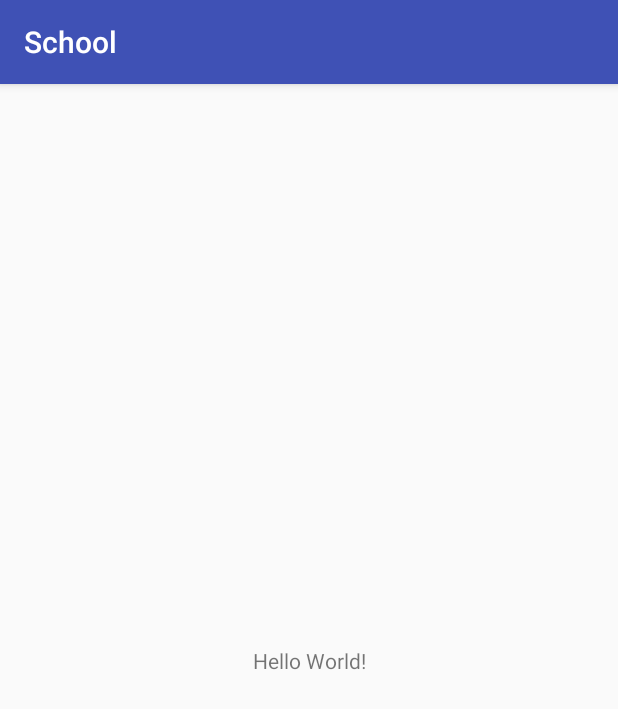
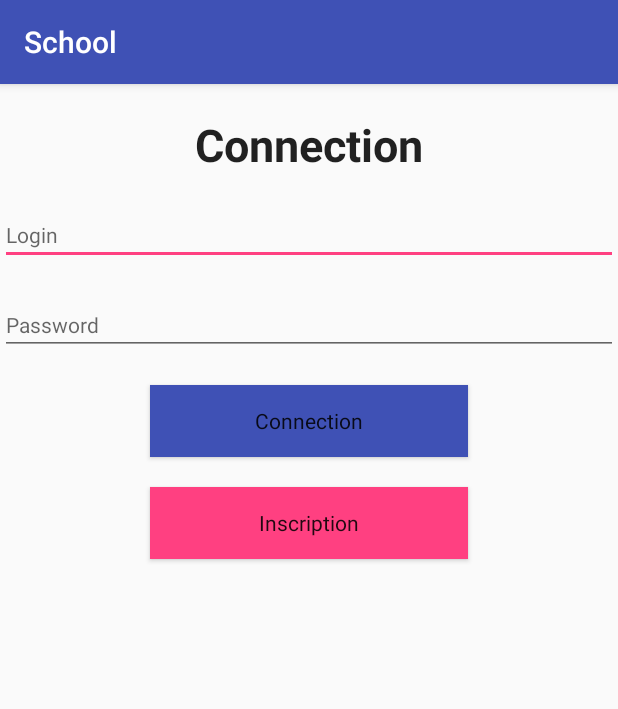
Before and after one commit to papesambandour/school-android, an Android app: the screen it shows after launch (MainActivity), on a phone screen of 412 x 824 dp. Shown: the top 709 px of the screen. Run offline under Robolectric (Android 15) with nearby library versions, the phone set to English and light mode, and no system bars.

Commit message:
page login

```diff
--- a/app/src/main/java/app/corp/anp/school/MainActivity.java
+++ b/app/src/main/java/app/corp/anp/school/MainActivity.java
@@ -1,13 +1,48 @@
 package app.corp.anp.school;
 
+import android.support.v7.app.AlertDialog;
 import android.support.v7.app.AppCompatActivity;
 import android.os.Bundle;
+import android.view.View;
+import android.widget.Button;
+import android.widget.EditText;
+import android.widget.TextView;
+import android.widget.Toast;
 
 public class MainActivity extends AppCompatActivity {
-
+    private EditText txtLogin,txtpassword;
+    private Button btnConnection,btnInscription;
+    private String login,password;
     @Override
     protected void onCreate(Bundle savedInstanceState) {
         super.onCreate(savedInstanceState);
         setContentView(R.layout.activity_main);
+        txtLogin = findViewById(R.id.txtLogin);
+        txtpassword = findViewById(R.id.txtPassword);
+        btnInscription = findViewById(R.id.btnInscription);
+        btnConnection = findViewById(R.id.btnConnection);
+        btnConnection.setOnClickListener(new View.OnClickListener() {
+            @Override
+            public void onClick(View v) {
+                login = txtLogin.getText().toString();
+                password = txtpassword.getText().toString();
+                if (login.isEmpty() || password.isEmpty())
+                {
+                    Toast.makeText(MainActivity.this, getString(R.string.error_fields), Toast.LENGTH_SHORT).show();
+                }
+            }
+        });
     }
+
+
+
+
+
+
+
+
+
+
+
+
 }
--- a/app/src/main/res/layout/activity_main.xml
+++ b/app/src/main/res/layout/activity_main.xml
@@ -1,18 +1,44 @@
 <?xml version="1.0" encoding="utf-8"?>
-<android.support.constraint.ConstraintLayout xmlns:android="http://schemas.android.com/apk/res/android"
+<RelativeLayout xmlns:android="http://schemas.android.com/apk/res/android"
     xmlns:app="http://schemas.android.com/apk/res-auto"
     xmlns:tools="http://schemas.android.com/tools"
     android:layout_width="match_parent"
     android:layout_height="match_parent"
     tools:context=".MainActivity">
+    <TextView
+        android:text="@string/connection"
+        android:textSize="30dp"
+        android:id="@+id/tvConnection"
+        style="@style/tvCotection"
+        />
 
-    <TextView
-        android:layout_width="wrap_content"
-        android:layout_height="wrap_content"
-        android:text="Hello World!"
-        app:layout_constraintBottom_toBottomOf="parent"
-        app:layout_constraintLeft_toLeftOf="parent"
-        app:layout_constraintRight_toRightOf="parent"
-        app:layout_constraintTop_toTopOf="parent" />
+    <EditText
+        android:hint="@string/login"
+        android:layout_below="@id/tvConnection"
+        android:inputType="text"
+        android:id="@+id/txtLogin"
+        style="@style/txtDefault"
+        />
+    <EditText
+        android:hint="@string/password"
+        android:layout_below="@id/txtLogin"
+        android:inputType="textPassword"
+        android:id="@+id/txtPassword"
+        style="@style/txtDefault"
+        />
 
-</android.support.constraint.ConstraintLayout>
+    <Button
+        android:id="@+id/btnConnection"
+        android:layout_below="@id/txtPassword"
+        android:text="@string/connection"
+        style="@style/btnBlue"
+        />
+    <Button
+        android:text="@string/inscription"
+        android:id="@+id/btnInscription"
+        android:layout_below="@id/btnConnection"
+        style="@style/btnRed"
+        />
+
+
+</RelativeLayout>
--- a/app/src/main/res/values/styles.xml
+++ b/app/src/main/res/values/styles.xml
@@ -8,4 +8,44 @@
         <item name="colorAccent">@color/colorAccent</item>
     </style>
 
+    <style name="tvCotection" parent="Theme.AppCompat.Light.DarkActionBar">
+        <item name="android:layout_width">match_parent</item>
+        <item name="android:layout_height">wrap_content</item>
+        <item name="android:textSize">30dp</item>
+        <item name="android:gravity">center</item>
+        <item name="android:textStyle">bold</item>
+        <item name="android:layout_marginTop">20dp</item>
+    </style>
+    <style name="txtDefault" parent="Theme.AppCompat.Light.DarkActionBar">
+        <item name="android:layout_width">match_parent</item>
+        <item name="android:layout_height">wrap_content</item>
+        <item name="android:layout_marginTop">20dp</item>
+    </style>
+    <style name="btnDefault" parent="Theme.AppCompat.Light.DarkActionBar">
+        <item name="android:layout_width">match_parent</item>
+        <item name="android:layout_height">wrap_content</item>
+        <item name="android:layout_marginTop">20dp</item>
+        <item name="android:gravity">center</item>
+        <item name="android:layout_marginLeft">100dp</item>
+        <item name="android:layout_marginRight">100dp</item>
+    </style>
+    <style name="btnBlue" parent="Theme.AppCompat.Light.DarkActionBar">
+        <item name="android:layout_width">match_parent</item>
+        <item name="android:layout_height">wrap_content</item>
+        <item name="android:layout_marginTop">20dp</item>
+        <item name="android:background">#3f51b5</item>
+        <item name="android:gravity">center</item>
+        <item name="android:layout_marginLeft">100dp</item>
+        <item name="android:layout_marginRight">100dp</item>
+    </style>
+    <style name="btnRed" parent="Theme.AppCompat.Light.DarkActionBar">
+        <item name="android:layout_width">match_parent</item>
+        <item name="android:layout_height">wrap_content</item>
+        <item name="android:layout_marginTop">20dp</item>
+        <item name="android:background">#ff4081</item>
+        <item name="android:gravity">center</item>
+        <item name="android:layout_marginLeft">100dp</item>
+        <item name="android:layout_marginRight">100dp</item>
+    </style>
+
 </resources>
```
Also changed, not shown: app/src/main/res/values/strings.xml (+21 -0 lines), 3 other files.
